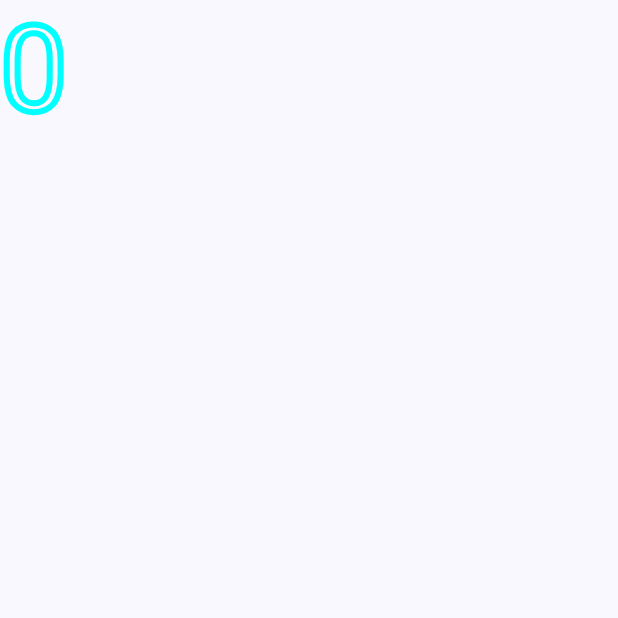
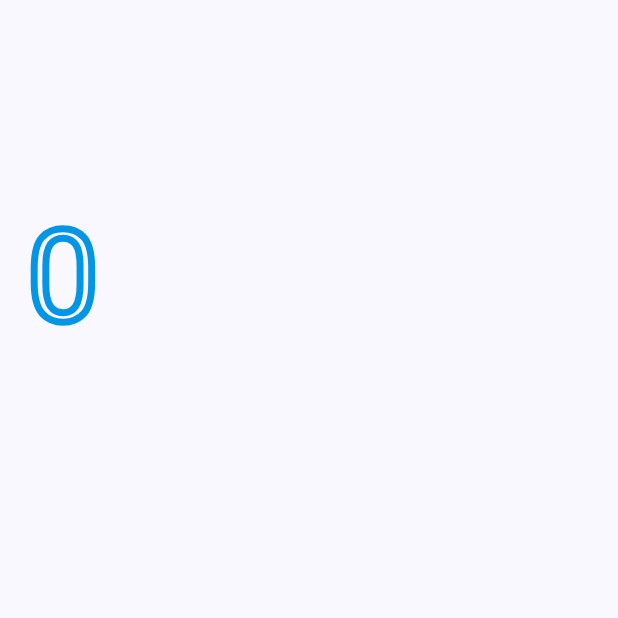
Before and after one commit to hikarisaotom/FilmPedia_Android, an Android app built with Jetpack Compose: the composable BorderNumber called with empty values, on a phone screen of 412 x 824 dp, the top half of it. Run offline under Robolectric (Android 15) with nearby library versions, the phone set to English and light mode, and no system bars; 3 statements that could not run were skipped.

Commit message:
Final details v1.3

```diff
--- a/app/src/main/java/com/claudia/filmpedia/components/atoms/Number.kt
+++ b/app/src/main/java/com/claudia/filmpedia/components/atoms/Number.kt
@@ -1,24 +1,30 @@
 package com.claudia.filmpedia.components.atoms
 
+import androidx.compose.foundation.layout.padding
 import androidx.compose.material3.LocalTextStyle
 import androidx.compose.material3.Text
 import androidx.compose.runtime.Composable
+import androidx.compose.ui.Modifier
 import androidx.compose.ui.graphics.Color
 import androidx.compose.ui.graphics.StrokeJoin
 import androidx.compose.ui.graphics.drawscope.Stroke
+import androidx.compose.ui.res.colorResource
 import androidx.compose.ui.text.ExperimentalTextApi
 import androidx.compose.ui.text.TextStyle
+import androidx.compose.ui.unit.dp
 import androidx.compose.ui.unit.sp
+import com.claudia.filmpedia.R
 
 @OptIn(ExperimentalTextApi::class)
 @Composable
 fun BorderNumber(number: Int) {
     Text(
         text = number.toString(),
+        modifier=Modifier.padding(start = 18.dp, top = 135.dp),
         style = LocalTextStyle.current.merge(
-            TextStyle(color = Color.Cyan,
-                fontSize = 80.sp,
-                drawStyle = Stroke(width = 6f, join = StrokeJoin.Round)
+            TextStyle(color = colorResource(id = R.color.icon_color),
+                fontSize = 85.sp,
+                drawStyle = Stroke(width = 7f, join = StrokeJoin.Round)
             )
         )
     )
--- a/app/src/main/java/com/claudia/filmpedia/components/molecules/MovieDetailsPreview.kt
+++ b/app/src/main/java/com/claudia/filmpedia/components/molecules/MovieDetailsPreview.kt
@@ -11,6 +11,7 @@ import androidx.compose.foundation.layout.width
 import androidx.compose.foundation.shape.RoundedCornerShape
 import androidx.compose.material.icons.Icons
 import androidx.compose.material.icons.outlined.DateRange
+import androidx.compose.material.icons.outlined.Face
 import androidx.compose.material.icons.outlined.Info
 import androidx.compose.material.icons.outlined.Lock
 import androidx.compose.material.icons.outlined.Star
@@ -58,7 +59,7 @@ fun MovieDetailsPreview(movie: Movie, onClick: () -> Unit, viewModel: MovieViewM
            ))
             InformationItem(text = movie.genre, icon = Icons.Outlined.Info , color=Color.White)
             InformationItem(text = movie.year.toString(), icon = Icons.Outlined.DateRange , color=Color.White)
-            InformationItem(text = movie.duration.toString(), icon = Icons.Outlined.Lock , color=Color.White)
+            InformationItem(text = movie.duration.toString(), icon = Icons.Outlined.Face , color=Color.White)
 
         }
     }
--- a/app/src/main/res/values/strings.xml
+++ b/app/src/main/res/values/strings.xml
@@ -8,5 +8,7 @@
     <string name="watchlist_empty_title">There Is No Movie Yet!</string>
     <string name="watchlist_empty_subtitle">Find your movie by Type title, categories, years, etc</string>
     <string name="home_title">What do you want to watch?</string>
+    <string name="added">Added to your watchlist</string>
+    <string name="removed">Removed from your watchlist</string>
 
 </resources>
```
Also changed, not shown: app/src/main/java/com/claudia/filmpedia/components/molecules/Header.kt (+20 -9 lines), app/src/main/java/com/claudia/filmpedia/data/mappers/MovieMappers.kt (+4 -4 lines), app/src/main/java/com/claudia/filmpedia/screens/MovieDetails.kt (+5 -4 lines).
